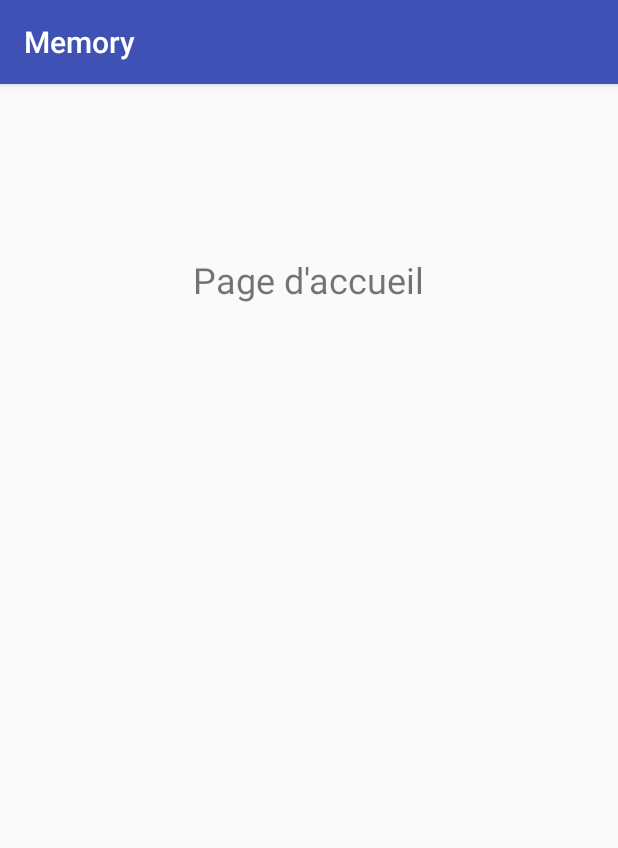
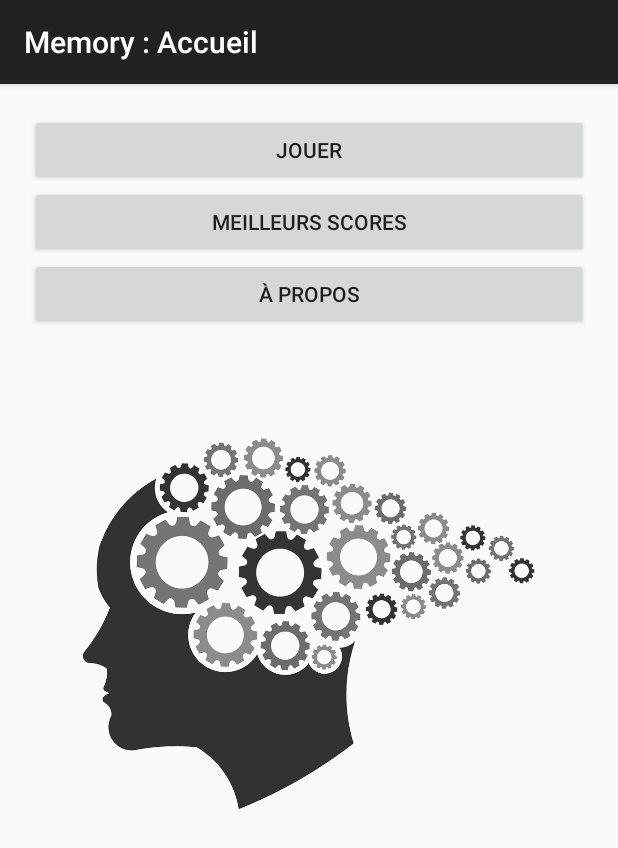
Before and after one commit to svandycke/AndroidMemory, an Android app: the screen it shows after launch (MainActivity), on a phone screen of 412 x 824 dp. Shown: the top 848 px of the screen. Run offline under Robolectric (Android 15) with nearby library versions, the light colour scheme and no system bars.

Commit message:
Création du menu et ajout de l'image d'accueil

```diff
--- a/app/src/main/AndroidManifest.xml
+++ b/app/src/main/AndroidManifest.xml
@@ -11,7 +11,6 @@
         <activity android:name=".MainActivity">
             <intent-filter>
                 <action android:name="android.intent.action.MAIN" />
-
                 <category android:name="android.intent.category.LAUNCHER" />
             </intent-filter>
         </activity>
--- a/app/src/main/java/com/example/steve/memory/MainActivity.java
+++ b/app/src/main/java/com/example/steve/memory/MainActivity.java
@@ -9,5 +9,8 @@ public class MainActivity extends AppCompatActivity {
     protected void onCreate(Bundle savedInstanceState) {
         super.onCreate(savedInstanceState);
         setContentView(R.layout.activity_main);
+
+        // Définition du titre de l'activité
+        this.setTitle("Memory : Accueil");
     }
 }
--- a/app/src/main/res/layout/activity_main.xml
+++ b/app/src/main/res/layout/activity_main.xml
@@ -1,22 +1,36 @@
-<?xml version="1.0" encoding="utf-8"?>
-<RelativeLayout xmlns:android="http://schemas.android.com/apk/res/android"
+<LinearLayout xmlns:android="http://schemas.android.com/apk/res/android"
+    xmlns:app="http://schemas.android.com/apk/res-auto"
     xmlns:tools="http://schemas.android.com/tools"
-    android:id="@+id/activity_main"
-    android:layout_width="match_parent"
-    android:layout_height="match_parent"
-    android:paddingBottom="@dimen/activity_vertical_margin"
-    android:paddingLeft="@dimen/activity_horizontal_margin"
-    android:paddingRight="@dimen/activity_horizontal_margin"
-    android:paddingTop="@dimen/activity_vertical_margin"
-    tools:context="com.example.steve.memory.MainActivity">
+    android:orientation="vertical"
+    android:layout_width="fill_parent"
+    android:layout_height="fill_parent"
+    android:padding="20dp"
+    android:weightSum="1">
 
-    <TextView
-        android:text="Page d'accueil"
-        android:layout_width="wrap_content"
+    <Button android:id="@+id/play"
+        android:layout_width="fill_parent"
         android:layout_height="wrap_content"
-        android:layout_alignParentTop="true"
-        android:layout_centerHorizontal="true"
-        android:layout_marginTop="98dp"
-        android:id="@+id/textView"
-        android:textSize="24sp" />
-</RelativeLayout>
+        android:text="Jouer" />
+
+    <Button
+        android:id="@+id/bestScores"
+        android:layout_width="fill_parent"
+        android:layout_height="wrap_content"
+        android:text="Meilleurs scores" />
+
+    <Button
+        android:id="@+id/about"
+        android:layout_width="fill_parent"
+        android:layout_height="wrap_content"
+        android:text="À propos" />
+
+    <ImageView
+        android:layout_width="334dp"
+        android:layout_height="120dp"
+        android:id="@+id/imageView2"
+        tools:srcCompat="@mipmap/ic_launcher"
+        app:srcCompat="@drawable/memory"
+        android:layout_gravity="center"
+        android:layout_weight="0.37"
+        android:layout_marginTop="60dp"/>
+</LinearLayout>
--- a/app/src/main/res/values/styles.xml
+++ b/app/src/main/res/values/styles.xml
@@ -1,11 +1,15 @@
 <resources>
 
     <!-- Base application theme. -->
+
     <style name="AppTheme" parent="Theme.AppCompat.Light.DarkActionBar">
         <!-- Customize your theme here. -->
+        <!--
         <item name="colorPrimary">@color/colorPrimary</item>
         <item name="colorPrimaryDark">@color/colorPrimaryDark</item>
         <item name="colorAccent">@color/colorAccent</item>
+
+        -->
     </style>
 
 </resources>
```
Also changed, not shown: app/src/main/res/drawable/memory.png (added).
